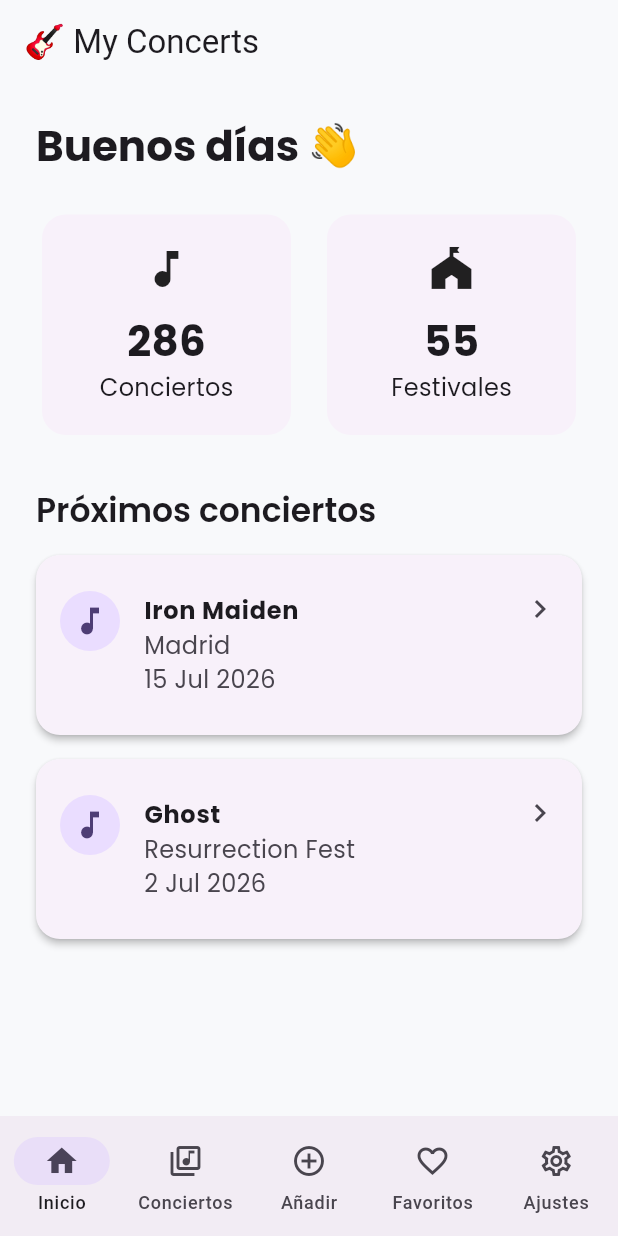
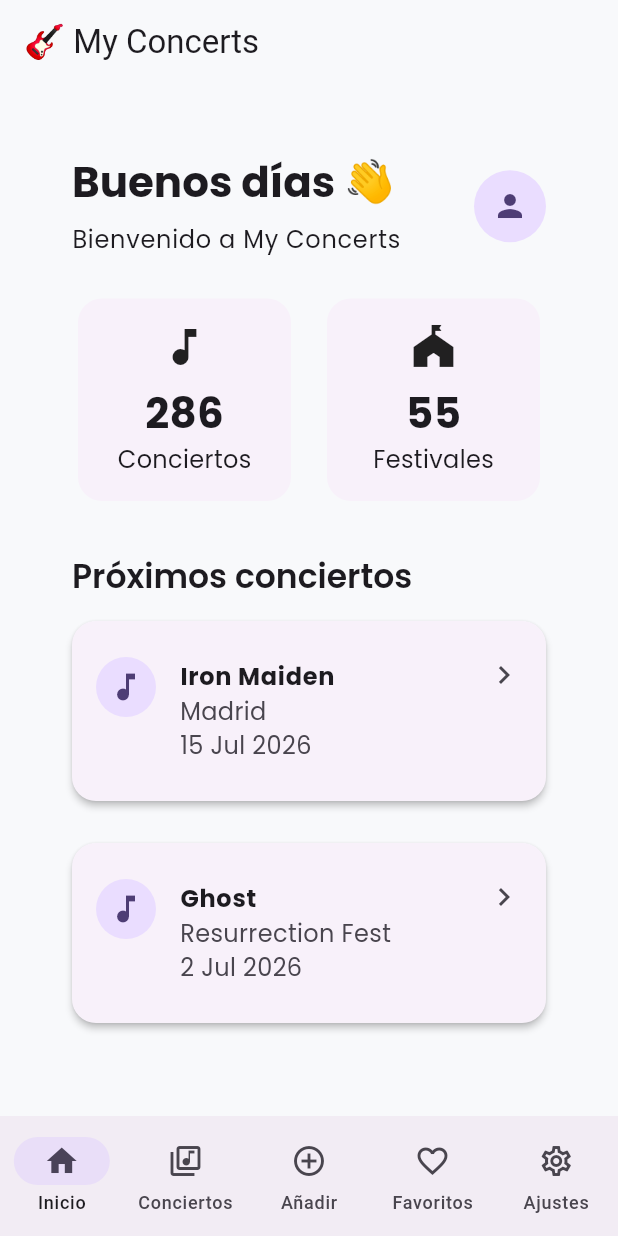
Before and after one commit to ncovachAJS/conciertos_app, a Flutter app: the screen it shows after launch, on a phone screen of 412 x 824 dp. Run offline on Flutter 3.47's test engine with Material 3 defaults, Android fonts, the phone set to English and light mode, and no system bars; our stand-ins replace flutter_riverpod, go_router, google_fonts.

Commit message:
navegacion pantallas

```diff
--- /dev/null
+++ b/devtools_options.yaml
@@ -0,0 +1,3 @@
+description: This file stores settings for Dart & Flutter DevTools.
+documentation: https://docs.flutter.dev/tools/devtools/extensions#configure-extension-enablement-states
+extensions:
--- a/lib/app/router.dart
+++ b/lib/app/router.dart
@@ -1,5 +1,7 @@
 import 'package:go_router/go_router.dart';
 
+import '../features/concerts/domain/entities/concert.dart';
+import '../features/concerts/presentation/pages/concert_detail_page.dart';
 import '../features/concerts/presentation/pages/concerts_page.dart';
 import '../features/add_concert/presentation/pages/add_concert_page.dart';
 import '../features/favorites/presentation/pages/favorites_page.dart';
@@ -21,6 +23,14 @@ final appRouter = GoRouter(
           builder: (context, state) => const ConcertsPage(),
         ),
         GoRoute(
+          path: '/concert-detail',
+          builder: (context, state) {
+            final concert = state.extra as Concert;
+
+            return ConcertDetailPage(concert: concert);
+          },
+        ),
+        GoRoute(
           path: '/add',
           builder: (context, state) => const AddConcertPage(),
         ),
--- a/lib/features/home/presentation/pages/home_page.dart
+++ b/lib/features/home/presentation/pages/home_page.dart
@@ -1,59 +1,13 @@
 import 'package:flutter/material.dart';
 
 import '../../../../shared/widgets/app_page.dart';
-import '../widgets/concert_card.dart';
-import '../widgets/dashboard_stat_card.dart';
-import '../widgets/section_title.dart';
+import '../views/dashboard_view.dart';
 
 class HomePage extends StatelessWidget {
   const HomePage({super.key});
 
   @override
   Widget build(BuildContext context) {
-    return AppPage(
-      title: '🎸 My Concerts',
-      child: ListView(
-        children: [
-          Text(
-            'Buenos días 👋',
-            style: Theme.of(context).textTheme.headlineLarge,
-          ),
-
-          const SizedBox(height: 24),
-
-          const Row(
-            children: [
-              DashboardStatCard(
-                title: 'Conciertos',
-                value: '286',
-                icon: Icons.music_note,
-              ),
-              SizedBox(width: 16),
-              DashboardStatCard(
-                title: 'Festivales',
-                value: '55',
-                icon: Icons.festival,
-              ),
-            ],
-          ),
-
-          const SizedBox(height: 32),
-
-          const SectionTitle(text: 'Próximos conciertos'),
-
-          ConcertCard(
-            artist: 'Iron Maiden',
-            festival: 'Madrid',
-            date: '15 Jul 2026',
-          ),
-
-          ConcertCard(
-            artist: 'Ghost',
-            festival: 'Resurrection Fest',
-            date: '2 Jul 2026',
-          ),
-        ],
-      ),
-    );
+    return const AppPage(title: '🎸 My Concerts', child: DashboardView());
   }
 }
--- /dev/null
+++ b/lib/features/home/presentation/views/dashboard_view.dart
@@ -0,0 +1,26 @@
+import 'package:flutter/material.dart';
+
+import '../widgets/dashboard_header.dart';
+import '../widgets/dashboard_stats.dart';
+import '../widgets/upcoming_concerts.dart';
+
+class DashboardView extends StatelessWidget {
+  const DashboardView({super.key});
+
+  @override
+  Widget build(BuildContext context) {
+    return const SingleChildScrollView(
+      padding: EdgeInsets.all(24),
+      child: Column(
+        crossAxisAlignment: CrossAxisAlignment.start,
+        children: [
+          DashboardHeader(),
+          SizedBox(height: 24),
+          DashboardStats(),
+          SizedBox(height: 32),
+          UpcomingConcerts(),
+        ],
+      ),
+    );
+  }
+}
--- /dev/null
+++ b/lib/features/home/presentation/widgets/dashboard_header.dart
@@ -0,0 +1,44 @@
+import 'package:flutter/material.dart';
+
+class DashboardHeader extends StatelessWidget {
+  const DashboardHeader({super.key});
+
+  String _greeting() {
+    final hour = DateTime.now().hour;
+
+    if (hour < 12) {
+      return 'Buenos días';
+    }
+
+    if (hour < 20) {
+      return 'Buenas tardes';
+    }
+
+    return 'Buenas noches';
+  }
+
+  @override
+  Widget build(BuildContext context) {
+    return Row(
+      children: [
+        Expanded(
+          child: Column(
+            crossAxisAlignment: CrossAxisAlignment.start,
+            children: [
+              Text(
+                '${_greeting()} 👋',
+                style: Theme.of(context).textTheme.headlineLarge,
+              ),
+              const SizedBox(height: 8),
+              Text(
+                'Bienvenido a My Concerts',
+                style: Theme.of(context).textTheme.bodyLarge,
+              ),
+            ],
+          ),
+        ),
+        const CircleAvatar(radius: 24, child: Icon(Icons.person)),
+      ],
+    );
+  }
+}
--- a/lib/features/home/presentation/widgets/dashboard_stat_card.dart
+++ b/lib/features/home/presentation/widgets/dashboard_stat_card.dart
@@ -1,15 +1,15 @@
 import 'package:flutter/material.dart';
 
 class DashboardStatCard extends StatelessWidget {
+  final IconData icon;
+  final String value;
   final String title;
-  final String value;
-  final IconData icon;
 
   const DashboardStatCard({
     super.key,
+    required this.icon,
+    required this.value,
     required this.title,
-    required this.value,
-    required this.icon,
   });
 
   @override
@@ -17,11 +17,11 @@ class DashboardStatCard extends StatelessWidget {
     return Expanded(
       child: Card(
         child: Padding(
-          padding: const EdgeInsets.symmetric(vertical: 20),
+          padding: const EdgeInsets.all(16),
           child: Column(
             children: [
               Icon(icon, size: 32),
-              const SizedBox(height: 12),
+              const SizedBox(height: 8),
               Text(
                 value,
                 style: const TextStyle(
--- /dev/null
+++ b/lib/features/home/presentation/widgets/dashboard_stats.dart
@@ -0,0 +1,26 @@
+import 'package:flutter/material.dart';
+
+import 'dashboard_stat_card.dart';
+
+class DashboardStats extends StatelessWidget {
+  const DashboardStats({super.key});
+
+  @override
+  Widget build(BuildContext context) {
+    return const Row(
+      children: [
+        DashboardStatCard(
+          icon: Icons.music_note,
+          value: '286',
+          title: 'Conciertos',
+        ),
+        SizedBox(width: 16),
+        DashboardStatCard(
+          icon: Icons.festival,
+          value: '55',
+          title: 'Festivales',
+        ),
+      ],
+    );
+  }
+}
--- /dev/null
+++ b/lib/features/home/presentation/widgets/upcoming_concerts.dart
@@ -0,0 +1,32 @@
+import 'package:flutter/material.dart';
+
+import 'concert_card.dart';
+import 'section_title.dart';
+
+class UpcomingConcerts extends StatelessWidget {
+  const UpcomingConcerts({super.key});
+
+  @override
+  Widget build(BuildContext context) {
+    return Column(
+      crossAxisAlignment: CrossAxisAlignment.start,
+      children: const [
+        SectionTitle(text: 'Próximos conciertos'),
+
+        ConcertCard(
+          artist: 'Iron Maiden',
+          festival: 'Madrid',
+          date: '15 Jul 2026',
+        ),
+
+        SizedBox(height: 12),
+
+        ConcertCard(
+          artist: 'Ghost',
+          festival: 'Resurrection Fest',
+          date: '2 Jul 2026',
+        ),
+      ],
+    );
+  }
+}
```
Also changed, not shown: lib/features/concerts/data/services/concert_service.dart (+23 -18 lines), lib/features/concerts/domain/entities/concert.dart (added, +15 -0 lines), lib/features/concerts/presentation/pages/concert_detail_page.dart (added, +60 -0 lines), lib/features/concerts/presentation/pages/concerts_page.dart (+27 -3 lines).
